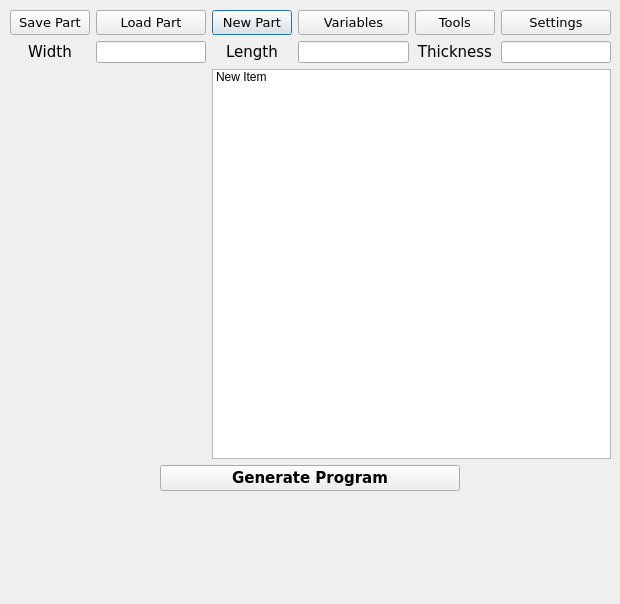
This is main.ui in pip182/EasyCutPy as Qt 5 draws it before an edit. The edited form follows.
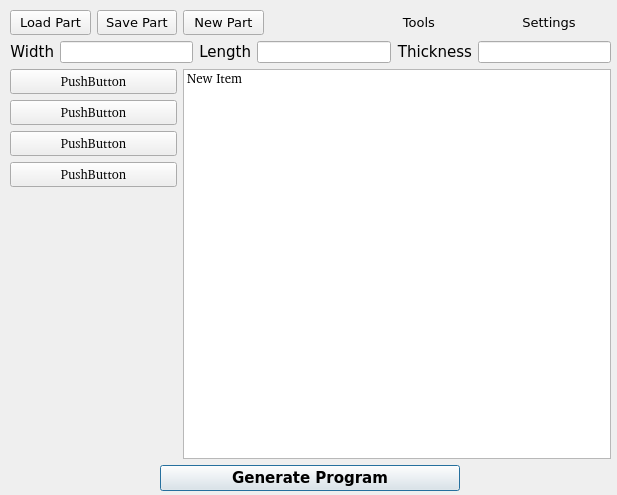
This is the edited form. Icons and pictures are not drawn.

```diff
--- a/main.ui
+++ b/main.ui
@@ -6,8 +6,8 @@
    <rect>
     <x>0</x>
     <y>0</y>
-    <width>620</width>
-    <height>604</height>
+    <width>617</width>
+    <height>495</height>
    </rect>
   </property>
   <property name="windowTitle">
@@ -23,11 +23,14 @@
     </rect>
    </property>
    <layout class="QGridLayout" name="gridLayout">
-    <item row="2" column="3">
-     <widget class="QLineEdit" name="lineEdit_2"/>
-    </item>
-    <item row="4" column="2" colspan="4">
-     <widget class="QListWidget" name="listWidget">
+    <item row="7" column="2" colspan="5">
+     <widget class="QListWidget" name="command_List">
+      <property name="font">
+       <font>
+        <family>Noto Sans [unknown]</family>
+        <pointsize>10</pointsize>
+       </font>
+      </property>
       <item>
        <property name="text">
         <string>New Item</string>
@@ -35,39 +38,10 @@
       </item>
      </widget>
     </item>
-    <item row="0" column="2">
-     <widget class="QPushButton" name="pushButton_3">
-      <property name="font">
-       <font>
-        <family>DejaVu Sans</family>
-        <pointsize>10</pointsize>
-       </font>
-      </property>
-      <property name="text">
-       <string>New Part</string>
-      </property>
-     </widget>
-    </item>
-    <item row="2" column="4">
-     <widget class="QLabel" name="label_3">
-      <property name="font">
-       <font>
-        <family>DejaVu Sans</family>
-        <pointsize>11</pointsize>
-       </font>
-      </property>
-      <property name="text">
-       <string>Thickness</string>
-      </property>
-      <property name="alignment">
-       <set>Qt::AlignCenter</set>
-      </property>
-     </widget>
-    </item>
-    <item row="5" column="0" colspan="6">
+    <item row="8" column="0" colspan="7">
      <layout class="QHBoxLayout" name="horizontalLayout">
       <item>
-       <widget class="QPushButton" name="pushButton_4">
+       <widget class="QPushButton" name="done_Button">
         <property name="maximumSize">
          <size>
           <width>300</width>
@@ -85,62 +59,26 @@
         <property name="text">
          <string>Generate Program</string>
         </property>
+        <property name="icon">
+         <iconset resource="resources.qrc">
+          <normaloff>:/Main/icons/gemicon/PNG/32x32/row 7/8.png</normaloff>:/Main/icons/gemicon/PNG/32x32/row 7/8.png</iconset>
+        </property>
+        <property name="iconSize">
+         <size>
+          <width>32</width>
+          <height>32</height>
+         </size>
+        </property>
        </widget>
       </item>
      </layout>
     </item>
-    <item row="2" column="2">
-     <widget class="QLabel" name="label_2">
-      <property name="font">
-       <font>
-        <family>DejaVu Sans</family>
-        <pointsize>11</pointsize>
-       </font>
+    <item row="2" column="0" colspan="3">
+     <layout class="QHBoxLayout" name="horizontalLayout_2">
+      <property name="spacing">
+       <number>6</number>
       </property>
-      <property name="text">
-       <string>Length</string>
-      </property>
-      <property name="alignment">
-       <set>Qt::AlignCenter</set>
-      </property>
-     </widget>
-    </item>
-    <item row="2" column="0">
-     <widget class="QLabel" name="label">
-      <property name="font">
-       <font>
-        <family>DejaVu Sans</family>
-        <pointsize>11</pointsize>
-       </font>
-      </property>
-      <property name="text">
-       <string>Width</string>
-      </property>
-      <property name="alignment">
-       <set>Qt::AlignCenter</set>
-      </property>
-     </widget>
-    </item>
-    <item row="2" column="1">
-     <widget class="QLineEdit" name="lineEdit"/>
-    </item>
-    <item row="2" column="5">
-     <widget class="QLineEdit" name="lineEdit_3"/>
-    </item>
-    <item row="0" column="0">
-     <widget class="QPushButton" name="pushButton_2">
-      <property name="font">
-       <font>
-        <family>DejaVu Sans</family>
-        <pointsize>10</pointsize>
-       </font>
-      </property>
-      <property name="text">
-       <string>Save Part</string>
-      </property>
-     </widget>
-    </item>
-    <item row="0" column="1">
+      <item>
      <widget class="QPushButton" name="pushButton">
       <property name="font">
        <font>
@@ -151,10 +89,14 @@
       <property name="text">
        <string>Load Part</string>
       </property>
-     </widget>
-    </item>
-    <item row="0" column="5">
-     <widget class="QPushButton" name="pushButton_5">
+        <property name="icon">
+         <iconset resource="resources.qrc">
+          <normaloff>:/Main/icons/gemicon/PNG/32x32/row 8/9.png</normaloff>:/Main/icons/gemicon/PNG/32x32/row 8/9.png</iconset>
+        </property>
+       </widget>
+      </item>
+      <item>
+       <widget class="QPushButton" name="pushButton_2">
       <property name="font">
        <font>
         <family>DejaVu Sans</family>
@@ -162,11 +104,101 @@
        </font>
       </property>
       <property name="text">
-       <string>Settings</string>
-      </property>
-     </widget>
-    </item>
-    <item row="0" column="4">
+         <string>Save Part</string>
+        </property>
+        <property name="icon">
+         <iconset resource="resources.qrc">
+          <normaloff>:/Main/icons/gemicon/PNG/32x32/row 10/7.png</normaloff>:/Main/icons/gemicon/PNG/32x32/row 10/7.png</iconset>
+        </property>
+       </widget>
+      </item>
+      <item>
+       <widget class="QPushButton" name="pushButton_3">
+        <property name="font">
+         <font>
+          <family>DejaVu Sans</family>
+          <pointsize>10</pointsize>
+         </font>
+        </property>
+        <property name="text">
+         <string>New Part</string>
+        </property>
+        <property name="icon">
+         <iconset resource="resources.qrc">
+          <normaloff>:/Main/icons/gemicon/PNG/32x32/row 11/5.png</normaloff>:/Main/icons/gemicon/PNG/32x32/row 11/5.png</iconset>
+        </property>
+       </widget>
+      </item>
+     </layout>
+    </item>
+    <item row="4" column="0" colspan="7">
+     <layout class="QHBoxLayout" name="horizontalLayout_4">
+      <item>
+       <widget class="QLabel" name="width_Label">
+        <property name="font">
+         <font>
+          <family>DejaVu Sans</family>
+          <pointsize>11</pointsize>
+         </font>
+        </property>
+        <property name="text">
+         <string>Width</string>
+        </property>
+        <property name="alignment">
+         <set>Qt::AlignRight|Qt::AlignTrailing|Qt::AlignVCenter</set>
+        </property>
+       </widget>
+      </item>
+      <item>
+       <widget class="QLineEdit" name="width_Edit"/>
+      </item>
+      <item>
+       <widget class="QLabel" name="length_Label">
+        <property name="font">
+         <font>
+          <family>DejaVu Sans</family>
+          <pointsize>11</pointsize>
+         </font>
+        </property>
+        <property name="text">
+         <string>Length</string>
+        </property>
+        <property name="alignment">
+         <set>Qt::AlignRight|Qt::AlignTrailing|Qt::AlignVCenter</set>
+        </property>
+       </widget>
+      </item>
+      <item>
+       <widget class="QLineEdit" name="length_Edit"/>
+      </item>
+      <item>
+       <widget class="QLabel" name="thickness_Label">
+        <property name="font">
+         <font>
+          <family>DejaVu Sans</family>
+          <pointsize>11</pointsize>
+         </font>
+        </property>
+        <property name="text">
+         <string>Thickness</string>
+        </property>
+        <property name="alignment">
+         <set>Qt::AlignRight|Qt::AlignTrailing|Qt::AlignVCenter</set>
+        </property>
+       </widget>
+      </item>
+      <item>
+       <widget class="QLineEdit" name="thickness_Edit">
+        <property name="inputMethodHints">
+         <set>Qt::ImhDigitsOnly|Qt::ImhPreferNumbers</set>
+        </property>
+       </widget>
+      </item>
+     </layout>
+    </item>
+    <item row="2" column="4" colspan="3">
+     <layout class="QHBoxLayout" name="horizontalLayout_3">
+      <item>
      <widget class="QPushButton" name="pushButton_6">
       <property name="font">
        <font>
@@ -177,22 +209,107 @@
       <property name="text">
        <string>Tools</string>
       </property>
-     </widget>
-    </item>
-    <item row="0" column="3">
+        <property name="icon">
+         <iconset resource="resources.qrc">
+          <normaloff>:/Main/icons/gemicon/PNG/32x32/row 1/9.png</normaloff>:/Main/icons/gemicon/PNG/32x32/row 1/9.png</iconset>
+        </property>
+        <property name="flat">
+         <bool>true</bool>
+        </property>
+       </widget>
+      </item>
+      <item>
+       <widget class="QPushButton" name="pushButton_5">
+        <property name="font">
+         <font>
+          <family>DejaVu Sans</family>
+          <pointsize>10</pointsize>
+         </font>
+        </property>
+        <property name="text">
+         <string>Settings</string>
+        </property>
+        <property name="icon">
+         <iconset resource="resources.qrc">
+          <normaloff>:/Main/icons/gemicon/PNG/32x32/row 3/12.png</normaloff>:/Main/icons/gemicon/PNG/32x32/row 3/12.png</iconset>
+        </property>
+        <property name="flat">
+         <bool>true</bool>
+        </property>
+       </widget>
+      </item>
+     </layout>
+    </item>
+    <item row="7" column="0" colspan="2">
+     <layout class="QVBoxLayout" name="verticalLayout">
+      <item>
+       <widget class="QPushButton" name="pushButton_4">
+        <property name="font">
+         <font>
+          <family>Noto Sans [unknown]</family>
+          <pointsize>10</pointsize>
+         </font>
+        </property>
+        <property name="text">
+         <string>PushButton</string>
+        </property>
+       </widget>
+      </item>
+      <item>
      <widget class="QPushButton" name="pushButton_7">
       <property name="font">
        <font>
-        <family>DejaVu Sans</family>
+          <family>Noto Sans [unknown]</family>
         <pointsize>10</pointsize>
        </font>
       </property>
       <property name="text">
-       <string>Variables</string>
+         <string>PushButton</string>
       </property>
      </widget>
     </item>
-   </layout>
+      <item>
+       <widget class="QPushButton" name="pushButton_8">
+        <property name="font">
+         <font>
+          <family>Noto Sans [unknown]</family>
+          <pointsize>10</pointsize>
+         </font>
+        </property>
+        <property name="text">
+         <string>PushButton</string>
+        </property>
+       </widget>
+      </item>
+      <item>
+       <widget class="QPushButton" name="pushButton_9">
+        <property name="font">
+         <font>
+          <family>Noto Sans [unknown]</family>
+          <pointsize>10</pointsize>
+         </font>
+        </property>
+        <property name="text">
+         <string>PushButton</string>
+        </property>
+       </widget>
+      </item>
+      <item>
+       <spacer name="verticalSpacer">
+        <property name="orientation">
+         <enum>Qt::Vertical</enum>
+        </property>
+        <property name="sizeHint" stdset="0">
+         <size>
+          <width>20</width>
+          <height>40</height>
+         </size>
+        </property>
+       </spacer>
+      </item>
+     </layout>
+    </item>
+   </layout>
   </widget>
  </widget>
  <resources/>
```
Left out of the diff: 7 changed lines with no effect on the pictures. Lines whose indentation alone changed are shown as unchanged.
